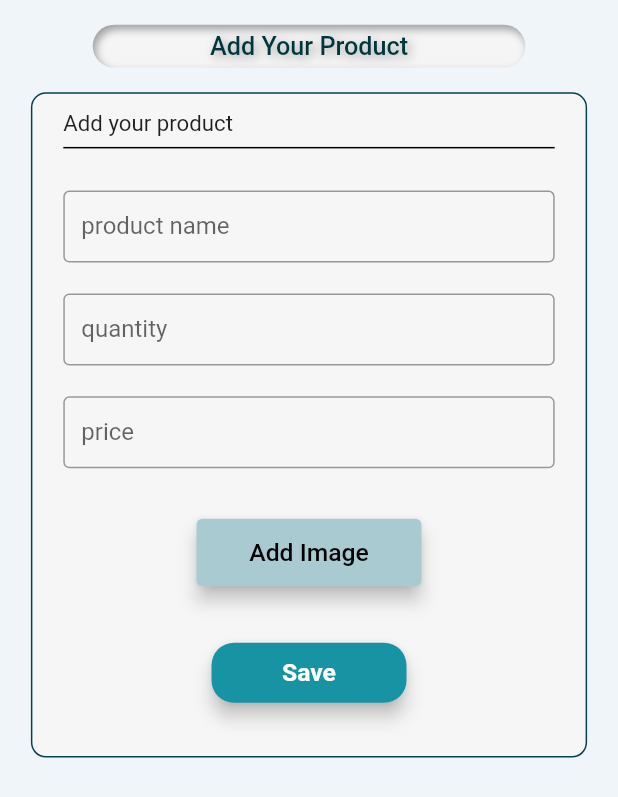
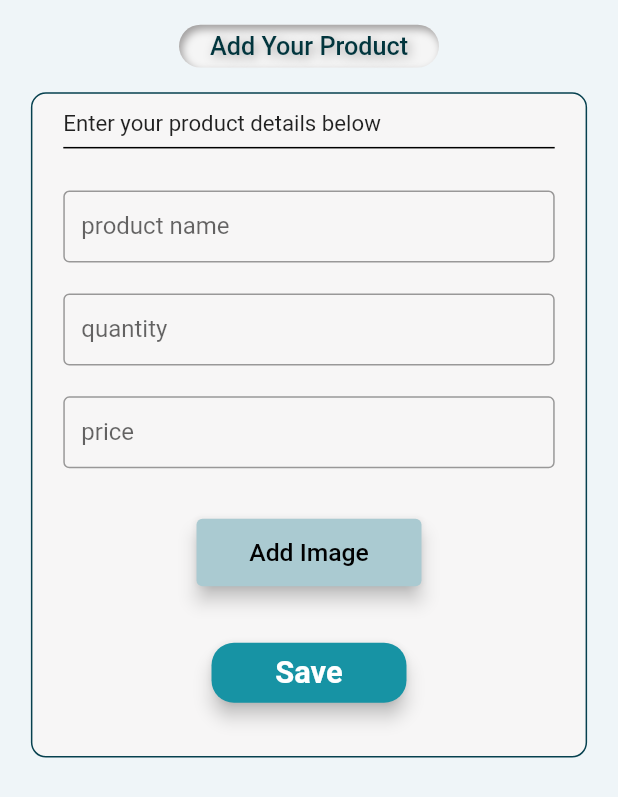
Before and after one commit to divyakekade/WCE-Support, a Flutter app: the SellProduct screen opened directly, on a phone screen of 412 x 824 dp. Shown: the top 797 px of the screen. Run offline on Flutter 3.47's test engine with Material 2 defaults, Android fonts, the phone set to English and light mode, and no system bars; our stand-ins replace flutter_inset_box_shadow, jwt_decoder, shared_preferences; missing offline and left inert: dart:ffi; accounts and stored records are empty; network calls fail.

Commit message:
style updates in product pages

```diff
--- a/lib/screens/DetailPage.dart
+++ b/lib/screens/DetailPage.dart
@@ -44,10 +44,10 @@ class DetailPage extends StatelessWidget implements PreferredSizeWidget {
               height: MediaQuery.of(context).size.height * 0.55,
               width: MediaQuery.of(context).size.width * 0.85,
               padding: EdgeInsets.all(MediaQuery.of(context).size.width * 0.027),
-              decoration: BoxDecoration(
+              decoration: const BoxDecoration(
                 color: cardColor,
                // borderRadius: BorderRadius.circular(10),///////////
-                boxShadow: const [
+                boxShadow: [
                   BoxShadow(
                       color: Colors.grey,
                       blurRadius: 10.0,
--- a/lib/screens/SellProducts.dart
+++ b/lib/screens/SellProducts.dart
@@ -1,6 +1,3 @@
-//make classname same as that of the file name
-import 'dart:ffi';
-
 import 'package:flutter/material.dart';
 import 'package:wce_support/constants/ColorsAndStyles.dart';
 import 'package:wce_support/widgets/ProductCard.dart';
@@ -16,13 +13,13 @@ class _SellProductState extends State<SellProduct> {
    late int quantity;
    late double price;
 
-   final _ProductnameController = TextEditingController();
+   final _productnameController = TextEditingController();
    final _quantityController = TextEditingController();
    final _priceController = TextEditingController();
 
    @override
    void dispose() {
-    _ProductnameController.dispose();
+    _productnameController.dispose();
     _quantityController.dispose();
     _priceController.dispose();
      super.dispose();
@@ -41,19 +38,15 @@ class _SellProductState extends State<SellProduct> {
                 children: [
                 Center(
                   child: Container(
-                    width: MediaQuery.of(context).size.width * 0.7,
               margin: EdgeInsets.symmetric(
                   vertical: MediaQuery.of(context).size.height * 0.02),
               padding: EdgeInsets.symmetric(
                   vertical: MediaQuery.of(context).size.height * 0.0052,
-                        horizontal: MediaQuery.of(context).size.width * 0.1),
+                  horizontal: MediaQuery.of(context).size.width * 0.05),
               decoration: headingBoxDecoration,
-
-                    child: Center(
               child: Text(
                 'Add Your Product',
                 style: headingTextStyle,
-                      ),
               ),
             ),
                 ),
@@ -87,7 +80,7 @@ class _SellProductState extends State<SellProduct> {
                               // ),
                               Align(
                                 alignment: Alignment.topLeft,
-                                child: Text("Add your product",
+                                child: Text("Enter your product details below",
                                 style: TextStyle(
                                     fontSize:  MediaQuery.of(context).size.height * 0.018),
                                 )),
@@ -100,7 +93,7 @@ class _SellProductState extends State<SellProduct> {
                                 height: width10 * 2,
                               ),
                               TextField(
-                                controller: _ProductnameController,
+                                controller: _productnameController,
                                 decoration: const InputDecoration(
                                     labelText: 'product name',
                                     contentPadding: EdgeInsets.all(12),
@@ -114,14 +107,13 @@ class _SellProductState extends State<SellProduct> {
                                           color: Colors.black,
                                         ))),
                               ),
-
                               SizedBox(
                                 height: MediaQuery.of(context).size.height * 0.025,
                               ),
                               //password
                               TextField(
                                 controller: _quantityController,
-                                obscureText: true,
+                                keyboardType: TextInputType.number,
                                 decoration: const InputDecoration(
                                     labelText: 'quantity',
                                     contentPadding: EdgeInsets.all(12),
@@ -141,7 +133,7 @@ class _SellProductState extends State<SellProduct> {
                               //password
                               TextField(
                                 controller: _priceController,
-                                obscureText: true,
+                                keyboardType: TextInputType.number,
                                 decoration: const InputDecoration(
                                     labelText: 'price',
                                     contentPadding: EdgeInsets.all(12),
@@ -186,7 +178,7 @@ class _SellProductState extends State<SellProduct> {
                                     style: TextStyle(
                                         color: Colors.white,
                                         fontWeight: FontWeight.bold,
-                                        fontSize: MediaQuery.of(context).size.height * 0.020
+                                        fontSize: MediaQuery.of(context).size.height * 0.025
                                     ),
                                   ),
                                 ),
```
Also changed, not shown: lib/screens/BuyProducts.dart (+48 -38 lines), lib/screens/LoginPage.dart (+50 -26 lines). Lines whose indentation alone changed are shown as unchanged.
